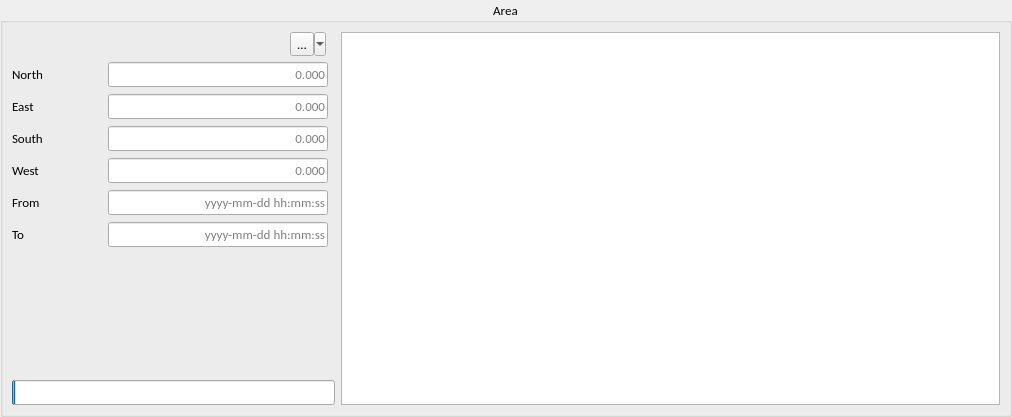
busoc/crosspath-gui, file crossingpanel.ui: the form before one commit.
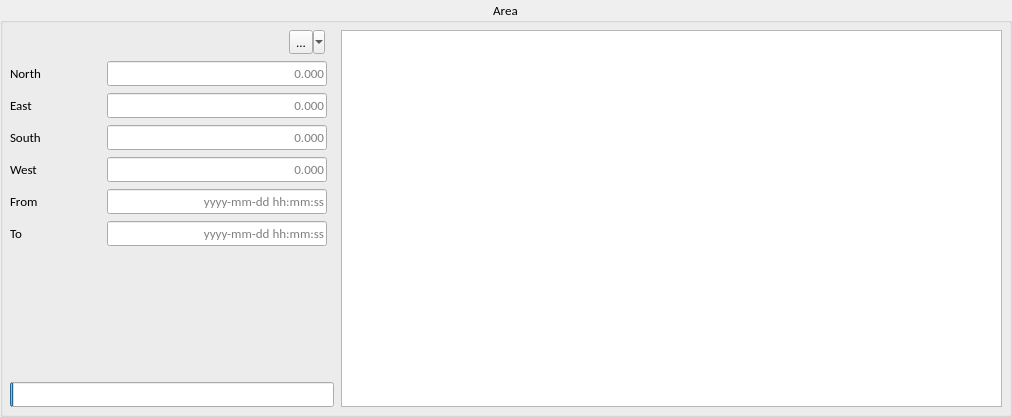
The form after the commit.

Diff of the .ui file:
```diff
--- a/crossingpanel.ui
+++ b/crossingpanel.ui
@@ -47,6 +47,21 @@
       <set>Qt::AlignCenter</set>
      </property>
      <layout class="QHBoxLayout" name="horizontalLayout_2">
+      <property name="spacing">
+       <number>7</number>
+      </property>
+      <property name="leftMargin">
+       <number>7</number>
+      </property>
+      <property name="topMargin">
+       <number>7</number>
+      </property>
+      <property name="rightMargin">
+       <number>7</number>
+      </property>
+      <property name="bottomMargin">
+       <number>7</number>
+      </property>
       <item>
        <layout class="QHBoxLayout" name="horizontalLayout">
         <item>
```
